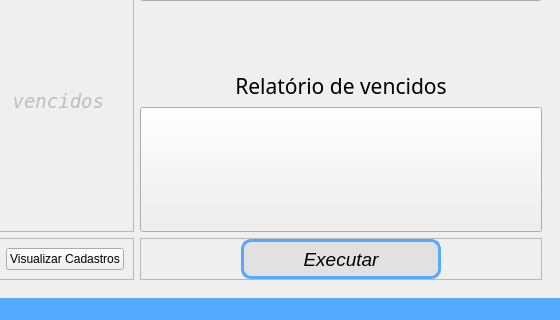
Above: code/src/ui/window_cobranca.ui from Sl3nc/Email_Debt before the change; both pictures show x 287 to 847 and y 190 to 510 of the 847 by 510 pixel window. Below: the same form after it.
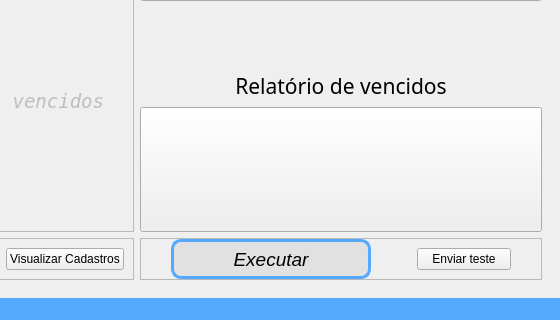
That is the form after the change. Icons and pictures are not drawn.

Diff of the .ui file:
```diff
--- a/code/src/ui/window_cobranca.ui
+++ b/code/src/ui/window_cobranca.ui
@@ -352,9 +352,15 @@
            <enum>QFrame::Shadow::Raised</enum>
           </property>
           <layout class="QGridLayout" name="gridLayout_4">
+           <property name="leftMargin">
+            <number>30</number>
+           </property>
            <property name="topMargin">
             <number>0</number>
            </property>
+           <property name="rightMargin">
+            <number>30</number>
+           </property>
            <property name="bottomMargin">
             <number>0</number>
            </property>
@@ -394,6 +400,29 @@
              </property>
             </widget>
            </item>
+           <item row="0" column="2">
+            <widget class="QPushButton" name="pushButton_2">
+             <property name="text">
+              <string>Enviar teste</string>
+             </property>
+            </widget>
+           </item>
+           <item row="0" column="1">
+            <spacer name="horizontalSpacer_5">
+             <property name="orientation">
+              <enum>Qt::Orientation::Horizontal</enum>
+             </property>
+             <property name="sizeType">
+              <enum>QSizePolicy::Policy::Maximum</enum>
+             </property>
+             <property name="sizeHint" stdset="0">
+              <size>
+               <width>40</width>
+               <height>20</height>
+              </size>
+             </property>
+            </spacer>
+           </item>
           </layout>
          </widget>
         </item>
```
